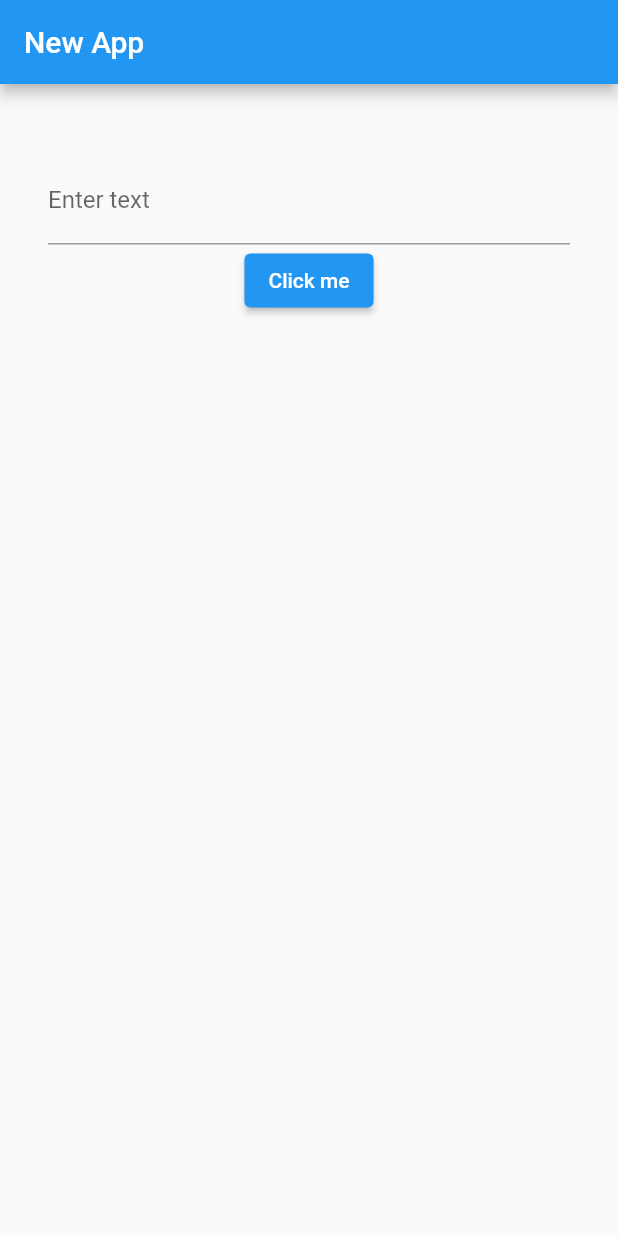
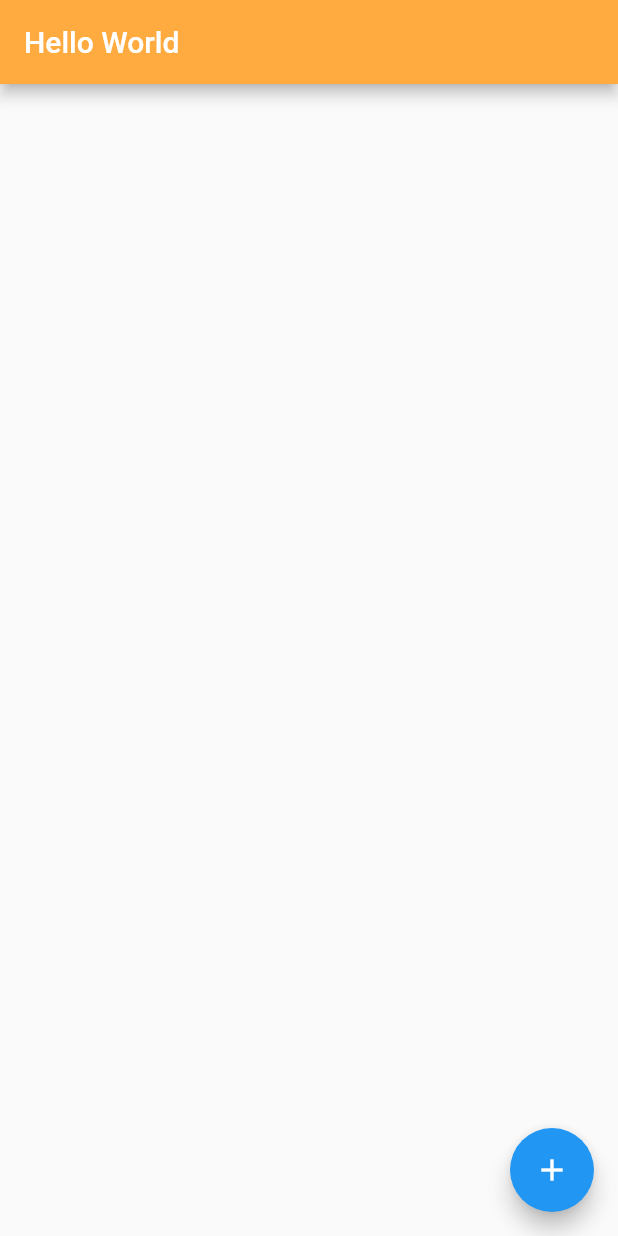
Before and after one commit to ShubhamDalvi1999/Flutter_Beginner, a Flutter app: the screen it shows after launch, on a phone screen of 412 x 824 dp. Run offline on Flutter 3.47's test engine with Material 2 defaults, Android fonts, the phone set to English and light mode, and no system bars.

Commit message:
floating action button

```diff
--- a/lib/main.dart
+++ b/lib/main.dart
@@ -15,12 +15,26 @@ class MyApp extends StatefulWidget {
 class _MyAppState extends State<MyApp> {
   String _value = "";
   TextEditingController input = TextEditingController();
+  int _val = 0;
+
+  void _add() => setState(() {
+        _val++;
+      });
+
+  void _remove() => setState(() {
+        _val--;
+      });
 
   @override
   Widget build(BuildContext context) {
     return Scaffold(
       appBar: AppBar(
-        title: Text("New App"),
+        title: Text("Hello World"),
+        backgroundColor: Colors.orangeAccent,
+      ),
+      floatingActionButton: FloatingActionButton(
+        onPressed: _add,
+        child: Icon(Icons.add),
       ),
       body: Container(
         padding: EdgeInsets.all(32.0),
@@ -28,19 +42,6 @@ class _MyAppState extends State<MyApp> {
           child: Column(
             children: [
               Text(_value),
-              TextField(
-                controller: input,
-                decoration: InputDecoration(
-                    hintText: "Enter text to see magic",
-                    labelText: "Enter text"),
-              ),
-              ElevatedButton(
-                  onPressed: () {
-                    setState(() {
-                      _value = input.text;
-                    });
-                  },
-                  child: Text("Click me"))
             ],
           ),
         ),
```
